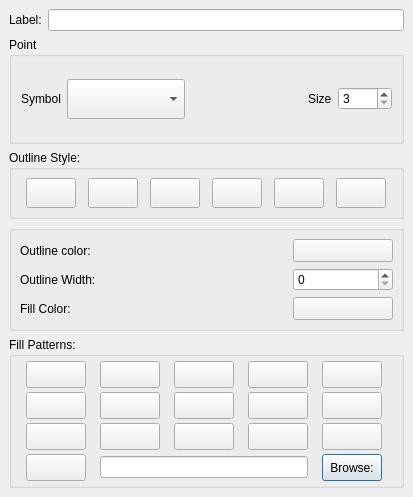
The window that src/ui/qgssinglesymboldialogbase.ui (kadas-albireo/kadas-albireo) describes before a commit, drawn with Qt 5.
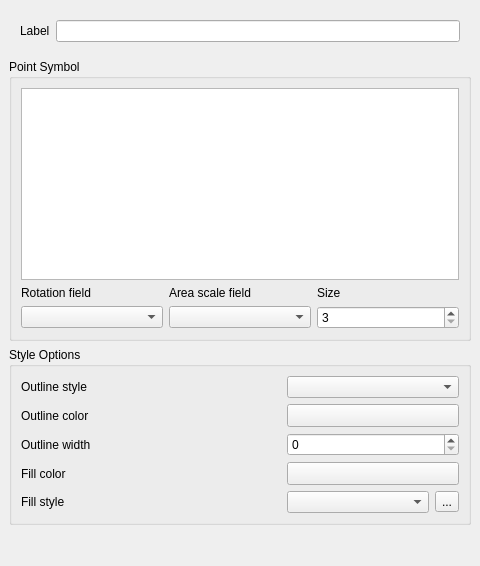
The same window after the commit. Custom widgets are drawn as their Qt base class.

Diff of the .ui file:
```diff
--- a/src/ui/qgssinglesymboldialogbase.ui
+++ b/src/ui/qgssinglesymboldialogbase.ui
@@ -5,14 +5,14 @@
    <rect>
     <x>0</x>
     <y>0</y>
-    <width>413</width>
-    <height>497</height>
+    <width>480</width>
+    <height>566</height>
    </rect>
   </property>
   <property name="sizePolicy" >
    <sizepolicy>
-    <hsizetype>3</hsizetype>
-    <vsizetype>5</vsizetype>
+    <hsizetype>0</hsizetype>
+    <vsizetype>0</vsizetype>
     <horstretch>0</horstretch>
     <verstretch>0</verstretch>
    </sizepolicy>
@@ -27,46 +27,18 @@
    <property name="spacing" >
     <number>6</number>
    </property>
-   <item row="0" column="0" >
-    <layout class="QHBoxLayout" >
-     <property name="margin" >
-      <number>0</number>
-     </property>
-     <property name="spacing" >
-      <number>6</number>
-     </property>
-     <item>
-      <widget class="QLabel" name="mLabel" >
-       <property name="minimumSize" >
-        <size>
-         <width>0</width>
-         <height>22</height>
-        </size>
-       </property>
-       <property name="text" >
-        <string>Label:</string>
-       </property>
-       <property name="buddy" >
-        <cstring>mLabelEdit</cstring>
-       </property>
-      </widget>
-     </item>
-     <item>
-      <widget class="QLineEdit" name="mLabelEdit" >
-       <property name="minimumSize" >
-        <size>
-         <width>0</width>
-         <height>22</height>
-        </size>
-       </property>
-      </widget>
-     </item>
-    </layout>
-   </item>
    <item row="1" column="0" >
     <widget class="QGroupBox" name="mGroupPoint" >
+     <property name="sizePolicy" >
+      <sizepolicy>
+       <hsizetype>7</hsizetype>
+       <vsizetype>0</vsizetype>
+       <horstretch>0</horstretch>
+       <verstretch>0</verstretch>
+      </sizepolicy>
+     </property>
      <property name="title" >
-      <string>Point</string>
+      <string>Point Symbol</string>
      </property>
      <layout class="QGridLayout" >
       <property name="margin" >
@@ -75,57 +47,7 @@
       <property name="spacing" >
        <number>6</number>
       </property>
-      <item row="0" column="2" >
-       <spacer>
-        <property name="orientation" >
-         <enum>Qt::Horizontal</enum>
-        </property>
-        <property name="sizeType" >
-         <enum>QSizePolicy::Expanding</enum>
-        </property>
-        <property name="sizeHint" >
-         <size>
-          <width>78</width>
-          <height>35</height>
-         </size>
-        </property>
-       </spacer>
-      </item>
-      <item row="0" column="1" >
-       <widget class="QComboBox" name="mPointSymbolComboBox" >
-        <property name="sizePolicy" >
-         <sizepolicy>
-          <hsizetype>7</hsizetype>
-          <vsizetype>7</vsizetype>
-          <horstretch>0</horstretch>
-          <verstretch>0</verstretch>
-         </sizepolicy>
-        </property>
-        <property name="minimumSize" >
-         <size>
-          <width>0</width>
-          <height>0</height>
-         </size>
-        </property>
-        <property name="maximumSize" >
-         <size>
-          <width>32767</width>
-          <height>40</height>
-         </size>
-        </property>
-       </widget>
-      </item>
-      <item row="0" column="3" >
-       <widget class="QLabel" name="textLabel1_2" >
-        <property name="text" >
-         <string>Size</string>
-        </property>
-        <property name="buddy" >
-         <cstring>mPointSizeSpinBox</cstring>
-        </property>
-       </widget>
-      </item>
-      <item row="0" column="4" >
+      <item row="2" column="2" >
        <widget class="QSpinBox" name="mPointSizeSpinBox" >
         <property name="maximum" >
          <number>1000</number>
@@ -141,537 +63,81 @@
         </property>
        </widget>
       </item>
-      <item row="0" column="0" >
-       <widget class="QLabel" name="textLabel1" >
-        <property name="sizePolicy" >
-         <sizepolicy>
-          <hsizetype>5</hsizetype>
-          <vsizetype>1</vsizetype>
-          <horstretch>0</horstretch>
-          <verstretch>0</verstretch>
-         </sizepolicy>
-        </property>
+      <item row="1" column="2" >
+       <widget class="QLabel" name="textLabel1_2" >
         <property name="text" >
-         <string>Symbol</string>
+         <string>Size</string>
         </property>
         <property name="buddy" >
          <cstring>mPointSymbolComboBox</cstring>
         </property>
        </widget>
       </item>
-     </layout>
-    </widget>
-   </item>
-   <item row="4" column="0" >
-    <widget class="QGroupBox" name="grpPattern" >
-     <property name="title" >
-      <string>Fill Patterns:</string>
-     </property>
-     <layout class="QGridLayout" >
-      <property name="margin" >
-       <number>4</number>
-      </property>
-      <property name="spacing" >
-       <number>4</number>
-      </property>
       <item row="1" column="1" >
-       <widget class="QToolButton" name="dense5" >
-        <property name="maximumSize" >
-         <size>
-          <width>60</width>
-          <height>30</height>
-         </size>
-        </property>
+       <widget class="QLabel" name="textLabel9" >
         <property name="text" >
-         <string/>
+         <string>Area scale field</string>
         </property>
-        <property name="iconSize" >
-         <size>
-          <width>50</width>
-          <height>20</height>
-         </size>
-        </property>
-        <property name="checkable" >
-         <bool>true</bool>
-        </property>
-        <property name="autoExclusive" >
-         <bool>true</bool>
-        </property>
-       </widget>
-      </item>
-      <item row="0" column="2" >
-       <widget class="QToolButton" name="dense4" >
-        <property name="maximumSize" >
-         <size>
-          <width>60</width>
-          <height>30</height>
-         </size>
-        </property>
-        <property name="text" >
-         <string/>
-        </property>
-        <property name="iconSize" >
-         <size>
-          <width>50</width>
-          <height>20</height>
-         </size>
-        </property>
-        <property name="checkable" >
-         <bool>true</bool>
-        </property>
-        <property name="autoExclusive" >
-         <bool>true</bool>
-        </property>
-       </widget>
-      </item>
-      <item row="0" column="0" >
-       <widget class="QToolButton" name="solid" >
-        <property name="maximumSize" >
-         <size>
-          <width>60</width>
-          <height>30</height>
-         </size>
-        </property>
-        <property name="text" >
-         <string/>
-        </property>
-        <property name="iconSize" >
-         <size>
-          <width>50</width>
-          <height>20</height>
-         </size>
-        </property>
-        <property name="checkable" >
-         <bool>true</bool>
-        </property>
-        <property name="autoExclusive" >
-         <bool>true</bool>
-        </property>
-       </widget>
-      </item>
-      <item row="0" column="1" >
-       <widget class="QToolButton" name="fdiag" >
-        <property name="maximumSize" >
-         <size>
-          <width>60</width>
-          <height>30</height>
-         </size>
-        </property>
-        <property name="text" >
-         <string/>
-        </property>
-        <property name="iconSize" >
-         <size>
-          <width>50</width>
-          <height>20</height>
-         </size>
-        </property>
-        <property name="checkable" >
-         <bool>true</bool>
-        </property>
-        <property name="autoExclusive" >
-         <bool>true</bool>
-        </property>
-       </widget>
-      </item>
-      <item row="0" column="3" >
-       <widget class="QToolButton" name="horizontal" >
-        <property name="maximumSize" >
-         <size>
-          <width>60</width>
-          <height>30</height>
-         </size>
-        </property>
-        <property name="text" >
-         <string/>
-        </property>
-        <property name="iconSize" >
-         <size>
-          <width>50</width>
-          <height>20</height>
-         </size>
-        </property>
-        <property name="checkable" >
-         <bool>true</bool>
-        </property>
-        <property name="autoExclusive" >
-         <bool>true</bool>
+        <property name="buddy" >
+         <cstring>mScaleClassificationComboBox</cstring>
         </property>
        </widget>
       </item>
       <item row="1" column="0" >
-       <widget class="QToolButton" name="diagcross" >
-        <property name="maximumSize" >
-         <size>
-          <width>60</width>
-          <height>30</height>
-         </size>
-        </property>
+       <widget class="QLabel" name="textLabel1_3" >
         <property name="text" >
-         <string/>
+         <string>Rotation field</string>
+        </property>
+        <property name="buddy" >
+         <cstring>mRotationClassificationComboBox</cstring>
+        </property>
+       </widget>
+      </item>
+      <item row="0" column="0" colspan="3" >
+       <widget class="QListWidget" name="lstSymbols" >
+        <property name="dragDropMode" >
+         <enum>QAbstractItemView::DragDrop</enum>
+        </property>
+        <property name="alternatingRowColors" >
+         <bool>false</bool>
         </property>
         <property name="iconSize" >
          <size>
-          <width>50</width>
-          <height>20</height>
+          <width>0</width>
+          <height>-1</height>
          </size>
         </property>
-        <property name="checkable" >
-         <bool>true</bool>
+        <property name="resizeMode" >
+         <enum>QListView::Adjust</enum>
         </property>
-        <property name="autoExclusive" >
+        <property name="viewMode" >
+         <enum>QListView::IconMode</enum>
+        </property>
+        <property name="uniformItemSizes" >
          <bool>true</bool>
         </property>
+        <property name="wordWrap" >
+         <bool>false</bool>
+        </property>
        </widget>
       </item>
-      <item row="0" column="4" >
-       <widget class="QToolButton" name="bdiag" >
-        <property name="sizePolicy" >
-         <sizepolicy>
-          <hsizetype>1</hsizetype>
-          <vsizetype>1</vsizetype>
-          <horstretch>0</horstretch>
-          <verstretch>0</verstretch>
-         </sizepolicy>
-        </property>
+      <item row="2" column="0" >
+       <widget class="QComboBox" name="mRotationClassificationComboBox" >
         <property name="minimumSize" >
          <size>
           <width>0</width>
-          <height>0</height>
-         </size>
-        </property>
-        <property name="maximumSize" >
-         <size>
-          <width>60</width>
-          <height>30</height>
-         </size>
-        </property>
-        <property name="text" >
-         <string/>
-        </property>
-        <property name="iconSize" >
-         <size>
-          <width>50</width>
           <height>20</height>
          </size>
         </property>
-        <property name="checkable" >
-         <bool>true</bool>
-        </property>
-        <property name="autoExclusive" >
-         <bool>true</bool>
-        </property>
        </widget>
       </item>
       <item row="2" column="1" >
-       <widget class="QToolButton" name="cross" >
-        <property name="sizePolicy" >
-         <sizepolicy>
-          <hsizetype>5</hsizetype>
-          <vsizetype>5</vsizetype>
-          <horstretch>0</horstretch>
-          <verstretch>0</verstretch>
-         </sizepolicy>
-        </property>
-        <property name="maximumSize" >
-         <size>
-          <width>60</width>
-          <height>30</height>
-         </size>
-        </property>
-        <property name="text" >
-         <string/>
-        </property>
-        <property name="iconSize" >
-         <size>
-          <width>50</width>
-          <height>20</height>
-         </size>
-        </property>
-        <property name="checkable" >
-         <bool>true</bool>
-        </property>
-        <property name="autoExclusive" >
-         <bool>true</bool>
-        </property>
-       </widget>
-      </item>
-      <item row="1" column="2" >
-       <widget class="QToolButton" name="vertical" >
-        <property name="maximumSize" >
-         <size>
-          <width>60</width>
-          <height>30</height>
-         </size>
-        </property>
-        <property name="text" >
-         <string/>
-        </property>
-        <property name="iconSize" >
-         <size>
-          <width>50</width>
-          <height>20</height>
-         </size>
-        </property>
-        <property name="checkable" >
-         <bool>true</bool>
-        </property>
-        <property name="autoExclusive" >
-         <bool>true</bool>
-        </property>
-       </widget>
-      </item>
-      <item row="1" column="3" >
-       <widget class="QToolButton" name="dense1" >
-        <property name="maximumSize" >
-         <size>
-          <width>60</width>
-          <height>30</height>
-         </size>
-        </property>
-        <property name="text" >
-         <string/>
-        </property>
-        <property name="iconSize" >
-         <size>
-          <width>50</width>
-          <height>20</height>
-         </size>
-        </property>
-        <property name="checkable" >
-         <bool>true</bool>
-        </property>
-        <property name="autoExclusive" >
-         <bool>true</bool>
-        </property>
-       </widget>
-      </item>
-      <item row="1" column="4" >
-       <widget class="QToolButton" name="dense3" >
-        <property name="sizePolicy" >
-         <sizepolicy>
-          <hsizetype>5</hsizetype>
-          <vsizetype>5</vsizetype>
-          <horstretch>0</horstretch>
-          <verstretch>0</verstretch>
-         </sizepolicy>
-        </property>
+       <widget class="QComboBox" name="mScaleClassificationComboBox" >
         <property name="minimumSize" >
          <size>
           <width>0</width>
-          <height>0</height>
-         </size>
-        </property>
-        <property name="maximumSize" >
-         <size>
-          <width>60</width>
-          <height>30</height>
-         </size>
-        </property>
-        <property name="text" >
-         <string/>
-        </property>
-        <property name="iconSize" >
-         <size>
-          <width>50</width>
           <height>20</height>
          </size>
-        </property>
-        <property name="checkable" >
-         <bool>true</bool>
-        </property>
-        <property name="autoExclusive" >
-         <bool>true</bool>
-        </property>
-       </widget>
-      </item>
-      <item row="2" column="2" >
-       <widget class="QToolButton" name="dense2" >
-        <property name="sizePolicy" >
-         <sizepolicy>
-          <hsizetype>5</hsizetype>
-          <vsizetype>5</vsizetype>
-          <horstretch>0</horstretch>
-          <verstretch>0</verstretch>
-         </sizepolicy>
-        </property>
-        <property name="maximumSize" >
-         <size>
-          <width>60</width>
-          <height>30</height>
-         </size>
-        </property>
-        <property name="text" >
-         <string/>
-        </property>
-        <property name="iconSize" >
-         <size>
-          <width>50</width>
-          <height>20</height>
-         </size>
-        </property>
-        <property name="checkable" >
-         <bool>true</bool>
-        </property>
-        <property name="autoExclusive" >
-         <bool>true</bool>
-        </property>
-       </widget>
-      </item>
-      <item row="2" column="4" >
-       <widget class="QToolButton" name="nopen" >
-        <property name="sizePolicy" >
-         <sizepolicy>
-          <hsizetype>5</hsizetype>
-          <vsizetype>5</vsizetype>
-          <horstretch>0</horstretch>
-          <verstretch>0</verstretch>
-         </sizepolicy>
-        </property>
-        <property name="minimumSize" >
-         <size>
-          <width>0</width>
-          <height>0</height>
-         </size>
-        </property>
-        <property name="maximumSize" >
-         <size>
-          <width>60</width>
-          <height>30</height>
-         </size>
-        </property>
-        <property name="toolTip" >
-         <string>No Fill</string>
-        </property>
-        <property name="text" >
-         <string/>
-        </property>
-        <property name="iconSize" >
-         <size>
-          <width>50</width>
-          <height>20</height>
-         </size>
-        </property>
-        <property name="checkable" >
-         <bool>true</bool>
-        </property>
-        <property name="autoExclusive" >
-         <bool>true</bool>
-        </property>
-       </widget>
-      </item>
-      <item row="2" column="0" >
-       <widget class="QToolButton" name="dense6" >
-        <property name="sizePolicy" >
-         <sizepolicy>
-          <hsizetype>5</hsizetype>
-          <vsizetype>5</vsizetype>
-          <horstretch>0</horstretch>
-          <verstretch>0</verstretch>
-         </sizepolicy>
-        </property>
-        <property name="maximumSize" >
-         <size>
-          <width>60</width>
-          <height>30</height>
-         </size>
-        </property>
-        <property name="text" >
-         <string/>
-        </property>
-        <property name="iconSize" >
-         <size>
-          <width>50</width>
-          <height>20</height>
-         </size>
-        </property>
-        <property name="checkable" >
-         <bool>true</bool>
-        </property>
-        <property name="autoExclusive" >
-         <bool>true</bool>
-        </property>
-       </widget>
-      </item>
-      <item row="2" column="3" >
-       <widget class="QToolButton" name="dense7" >
-        <property name="sizePolicy" >
-         <sizepolicy>
-          <hsizetype>5</hsizetype>
-          <vsizetype>5</vsizetype>
-          <horstretch>0</horstretch>
-          <verstretch>0</verstretch>
-         </sizepolicy>
-        </property>
-        <property name="maximumSize" >
-         <size>
-          <width>60</width>
-          <height>30</height>
-         </size>
-        </property>
-        <property name="text" >
-         <string/>
-        </property>
-        <property name="iconSize" >
-         <size>
-          <width>50</width>
-          <height>20</height>
-         </size>
-        </property>
-        <property name="checkable" >
-         <bool>true</bool>
-        </property>
-        <property name="autoExclusive" >
-         <bool>true</bool>
-        </property>
-       </widget>
-      </item>
-      <item row="3" column="1" colspan="3" >
-       <widget class="QLineEdit" name="textureFilePath" />
-      </item>
-      <item row="3" column="4" >
-       <widget class="QPushButton" name="textureSelect" >
-        <property name="maximumSize" >
-         <size>
-          <width>60</width>
-          <height>30</height>
-         </size>
-        </property>
-        <property name="text" >
-         <string>Browse:</string>
-        </property>
-       </widget>
-      </item>
-      <item row="3" column="0" >
-       <widget class="QToolButton" name="texture" >
-        <property name="sizePolicy" >
-         <sizepolicy>
-          <hsizetype>5</hsizetype>
-          <vsizetype>5</vsizetype>
-          <horstretch>0</horstretch>
-          <verstretch>0</verstretch>
-         </sizepolicy>
-        </property>
-        <property name="maximumSize" >
-         <size>
-          <width>60</width>
-          <height>30</height>
-         </size>
-        </property>
-        <property name="text" >
-         <string/>
-        </property>
-        <property name="iconSize" >
-         <size>
-          <width>50</width>
-          <height>20</height>
-         </size>
-        </property>
-        <property name="checkable" >
-         <bool>true</bool>
-        </property>
-        <property name="autoExclusive" >
-         <bool>true</bool>
         </property>
        </widget>
       </item>
@@ -679,310 +145,234 @@
     </widget>
    </item>
    <item row="2" column="0" >
-    <widget class="QGroupBox" name="groupBox_2" >
-     <property name="title" >
-      <string>Outline Style:</string>
-     </property>
-     <layout class="QGridLayout" >
-      <property name="margin" >
-       <number>8</number>
-      </property>
-      <property name="spacing" >
-       <number>6</number>
-      </property>
-      <item row="0" column="2" >
-       <widget class="QToolButton" name="pbnLineDashDot" >
-        <property name="maximumSize" >
-         <size>
-          <width>50</width>
-          <height>30</height>
-         </size>
-        </property>
-        <property name="text" >
-         <string/>
-        </property>
-        <property name="iconSize" >
-         <size>
-          <width>60</width>
-          <height>26</height>
-         </size>
-        </property>
-        <property name="checkable" >
-         <bool>true</bool>
-        </property>
-        <property name="autoExclusive" >
-         <bool>true</bool>
-        </property>
-       </widget>
-      </item>
-      <item row="0" column="4" >
-       <widget class="QToolButton" name="pbnLineDashDotDot" >
-        <property name="maximumSize" >
-         <size>
-          <width>50</width>
-          <height>30</height>
-         </size>
-        </property>
-        <property name="text" >
-         <string/>
-        </property>
-        <property name="iconSize" >
-         <size>
-          <width>60</width>
-          <height>26</height>
-         </size>
-        </property>
-        <property name="checkable" >
-         <bool>true</bool>
-        </property>
-        <property name="autoExclusive" >
-         <bool>true</bool>
-        </property>
-       </widget>
-      </item>
-      <item row="0" column="0" >
-       <widget class="QToolButton" name="pbnLineSolid" >
-        <property name="maximumSize" >
-         <size>
-          <width>50</width>
-          <height>30</height>
-         </size>
-        </property>
-        <property name="text" >
-         <string/>
-        </property>
-        <property name="iconSize" >
-         <size>
-          <width>60</width>
-          <height>26</height>
-         </size>
-        </property>
-        <property name="checkable" >
-         <bool>true</bool>
-        </property>
-        <property name="autoExclusive" >
-         <bool>true</bool>
-        </property>
-       </widget>
-      </item>
-      <item row="0" column="3" >
-       <widget class="QToolButton" name="pbnLineDash" >
-        <property name="maximumSize" >
-         <size>
-          <width>50</width>
-          <height>30</height>
-         </size>
-        </property>
-        <property name="text" >
-         <string/>
-        </property>
-        <property name="iconSize" >
-         <size>
-          <width>60</width>
-          <height>26</height>
-         </size>
-        </property>
-        <property name="checkable" >
-         <bool>true</bool>
-        </property>
-        <property name="autoExclusive" >
-         <bool>true</bool>
-        </property>
-       </widget>
-      </item>
-      <item row="0" column="1" >
-       <widget class="QToolButton" name="pbnLineDot" >
-        <property name="maximumSize" >
-         <size>
-          <width>50</width>
-          <height>30</height>
-         </size>
-        </property>
-        <property name="text" >
-         <string/>
-        </property>
-        <property name="iconSize" >
-         <size>
-          <width>60</width>
-          <height>26</height>
-         </size>
-        </property>
-        <property name="checkable" >
-         <bool>true</bool>
-        </property>
-        <property name="autoExclusive" >
-         <bool>true</bool>
-        </property>
-       </widget>
-      </item>
-      <item row="0" column="5" >
-       <widget class="QToolButton" name="pbnLineNoPen" >
-        <property name="maximumSize" >
-         <size>
-          <width>50</width>
-          <height>30</height>
-         </size>
-        </property>
-        <property name="text" >
-         <string/>
-        </property>
-        <property name="iconSize" >
-         <size>
-          <width>60</width>
-          <height>26</height>
-         </size>
-        </property>
-        <property name="checkable" >
-         <bool>true</bool>
-        </property>
-        <property name="autoExclusive" >
-         <bool>true</bool>
-        </property>
-       </widget>
-      </item>
-     </layout>
-    </widget>
-   </item>
-   <item row="3" column="0" >
     <widget class="QGroupBox" name="groupBox_3" >
+     <property name="sizePolicy" >
+      <sizepolicy>
+       <hsizetype>7</hsizetype>
+       <vsizetype>0</vsizetype>
+       <horstretch>0</horstretch>
+       <verstretch>0</verstretch>
+      </sizepolicy>
+     </property>
      <property name="title" >
-      <string/>
+      <string>Style Options</string>
      </property>
      <layout class="QGridLayout" >
       <property name="margin" >
-       <number>8</number>
+       <number>9</number>
       </property>
       <property name="spacing" >
        <number>6</number>
       </property>
-      <item row="1" column="2" >
-       <spacer>
-        <property name="orientation" >
-         <enum>Qt::Horizontal</enum>
+      <item row="4" column="2" >
+       <widget class="QToolButton" name="toolSelectTexture" >
+        <property name="text" >
+         <string>...</string>
         </property>
-        <property name="sizeType" >
-         <enum>QSizePolicy::Expanding</enum>
-        </property>
-        <property name="sizeHint" >
-         <size>
-          <width>201</width>
-          <height>16</height>
-         </size>
-        </property>
-       </spacer>
+       </widget>
       </item>
-      <item row="1" column="3" >
-       <widget class="QSpinBox" name="outlinewidthspinbox" >
-        <property name="sizePolicy" >
-         <sizepolicy>
-          <hsizetype>4</hsizetype>
-          <vsizetype>0</vsizetype>
-          <horstretch>0</horstretch>
-          <verstretch>0</verstretch>
-         </sizepolicy>
-        </property>
+      <item row="4" column="1" >
+       <widget class="QComboBox" name="cboFillStyle" >
         <property name="maximumSize" >
          <size>
-          <width>100</width>
-          <height>32767</height>
+          <width>142</width>
+          <height>16777215</height>
          </size>
         </property>
-        <property name="minimum" >
-         <number>0</number>
+       </widget>
+      </item>
+      <item row="0" column="0" >
+       <widget class="QLabel" name="outlinecolorlabel_2" >
+        <property name="text" >
+         <string>Outline style</string>
         </property>
        </widget>
       </item>
-      <item row="1" column="0" colspan="2" >
+      <item row="1" column="0" >
+       <widget class="QLabel" name="outlinecolorlabel" >
+        <property name="text" >
+         <string>Outline color</string>
+        </property>
+        <property name="buddy" >
+         <cstring>btnOutlineColor</cstring>
+        </property>
+       </widget>
+      </item>
+      <item row="2" column="0" >
        <widget class="QLabel" name="outlinewidthlabel" >
         <property name="text" >
-         <string>Outline Width:</string>
+         <string>Outline width</string>
         </property>
         <property name="buddy" >
          <cstring>outlinewidthspinbox</cstring>
         </property>
        </widget>
       </item>
-      <item row="0" column="3" >
-       <widget class="QgsColorButton" name="btnOutlineColor" >
-        <property name="minimumSize" >
-         <size>
-          <width>100</width>
-          <height>0</height>
-         </size>
-        </property>
-        <property name="text" >
-         <string/>
-        </property>
-       </widget>
-      </item>
-      <item row="2" column="3" >
-       <widget class="QgsColorButton" name="btnFillColor" >
-        <property name="minimumSize" >
-         <size>
-          <width>100</width>
-          <height>0</height>
-         </size>
-        </property>
-        <property name="text" >
-         <string/>
-        </property>
-       </widget>
-      </item>
-      <item row="2" column="1" colspan="2" >
-       <spacer>
-        <property name="orientation" >
-         <enum>Qt::Horizontal</enum>
-        </property>
-        <property name="sizeType" >
-         <enum>QSizePolicy::Expanding</enum>
-        </property>
-        <property name="sizeHint" >
-         <size>
-          <width>138</width>
-          <height>16</height>
-         </size>
-        </property>
-       </spacer>
-      </item>
-      <item row="2" column="0" >
+      <item row="3" column="0" >
        <widget class="QLabel" name="fillcolorlabel" >
         <property name="text" >
-         <string>Fill Color:</string>
+         <string>Fill color</string>
         </property>
         <property name="buddy" >
          <cstring>btnFillColor</cstring>
         </property>
        </widget>
       </item>
-      <item row="0" column="0" colspan="2" >
-       <widget class="QLabel" name="outlinecolorlabel" >
+      <item row="4" column="0" >
+       <widget class="QLabel" name="fillcolorlabel_2" >
         <property name="text" >
-         <string>Outline color:</string>
+         <string>Fill style</string>
         </property>
         <property name="buddy" >
          <cstring>btnOutlineColor</cstring>
         </property>
        </widget>
       </item>
-      <item row="0" column="2" >
-       <spacer>
-        <property name="orientation" >
-         <enum>Qt::Horizontal</enum>
+      <item row="0" column="1" colspan="2" >
+       <widget class="QComboBox" name="cboOutlineStyle" >
+        <property name="sizePolicy" >
+         <sizepolicy>
+          <hsizetype>7</hsizetype>
+          <vsizetype>0</vsizetype>
+          <horstretch>0</horstretch>
+          <verstretch>0</verstretch>
+         </sizepolicy>
         </property>
-        <property name="sizeType" >
-         <enum>QSizePolicy::Expanding</enum>
+        <property name="maximumSize" >
+         <size>
+          <width>172</width>
+          <height>16777215</height>
+         </size>
         </property>
-        <property name="sizeHint" >
+       </widget>
+      </item>
+      <item row="1" column="1" colspan="2" >
+       <widget class="QgsColorButton" name="btnOutlineColor" >
+        <property name="sizePolicy" >
+         <sizepolicy>
+          <hsizetype>7</hsizetype>
+          <vsizetype>0</vsizetype>
+          <horstretch>0</horstretch>
+          <verstretch>0</verstretch>
+         </sizepolicy>
+        </property>
+        <property name="minimumSize" >
          <size>
-          <width>116</width>
-          <height>16</height>
+          <width>172</width>
+          <height>0</height>
          </size>
         </property>
-       </spacer>
+        <property name="maximumSize" >
+         <size>
+          <width>136</width>
+          <height>16777215</height>
+         </size>
+        </property>
+        <property name="text" >
+         <string/>
+        </property>
+       </widget>
+      </item>
+      <item row="2" column="1" colspan="2" >
+       <widget class="QSpinBox" name="outlinewidthspinbox" >
+        <property name="sizePolicy" >
+         <sizepolicy>
+          <hsizetype>7</hsizetype>
+          <vsizetype>0</vsizetype>
+          <horstretch>0</horstretch>
+          <verstretch>0</verstretch>
+         </sizepolicy>
+        </property>
+        <property name="maximumSize" >
+         <size>
+          <width>172</width>
+          <height>32767</height>
+         </size>
+        </property>
+        <property name="minimum" >
+         <number>0</number>
+        </property>
+       </widget>
+      </item>
+      <item row="3" column="1" colspan="2" >
+       <widget class="QgsColorButton" name="btnFillColor" >
+        <property name="sizePolicy" >
+         <sizepolicy>
+          <hsizetype>7</hsizetype>
+          <vsizetype>0</vsizetype>
+          <horstretch>0</horstretch>
+          <verstretch>0</verstretch>
+         </sizepolicy>
+        </property>
+        <property name="minimumSize" >
+         <size>
+          <width>100</width>
+          <height>0</height>
+         </size>
+        </property>
+        <property name="maximumSize" >
+         <size>
+          <width>172</width>
+          <height>16777215</height>
+         </size>
+        </property>
+        <property name="text" >
+         <string/>
+        </property>
+       </widget>
       </item>
      </layout>
     </widget>
    </item>
+   <item row="0" column="0" >
+    <layout class="QHBoxLayout" >
+     <property name="margin" >
+      <number>11</number>
+     </property>
+     <property name="spacing" >
+      <number>6</number>
+     </property>
+     <item>
+      <widget class="QLabel" name="mLabel" >
+       <property name="minimumSize" >
+        <size>
+         <width>0</width>
+         <height>22</height>
+        </size>
+       </property>
+       <property name="text" >
+        <string>Label</string>
+       </property>
+       <property name="buddy" >
+        <cstring>mLabelEdit</cstring>
+       </property>
+      </widget>
+     </item>
+     <item>
+      <widget class="QLineEdit" name="mLabelEdit" >
+       <property name="minimumSize" >
+        <size>
+         <width>0</width>
+         <height>22</height>
+        </size>
+       </property>
+      </widget>
+     </item>
+    </layout>
+   </item>
+   <item row="3" column="0" >
+    <spacer>
+     <property name="orientation" >
+      <enum>Qt::Vertical</enum>
+     </property>
+     <property name="sizeHint" >
+      <size>
+       <width>462</width>
+       <height>16</height>
+      </size>
+     </property>
+    </spacer>
+   </item>
   </layout>
  </widget>
  <layoutdefault spacing="6" margin="11" />
```
Left out of the diff: 35 changed lines with no effect on the pictures.
